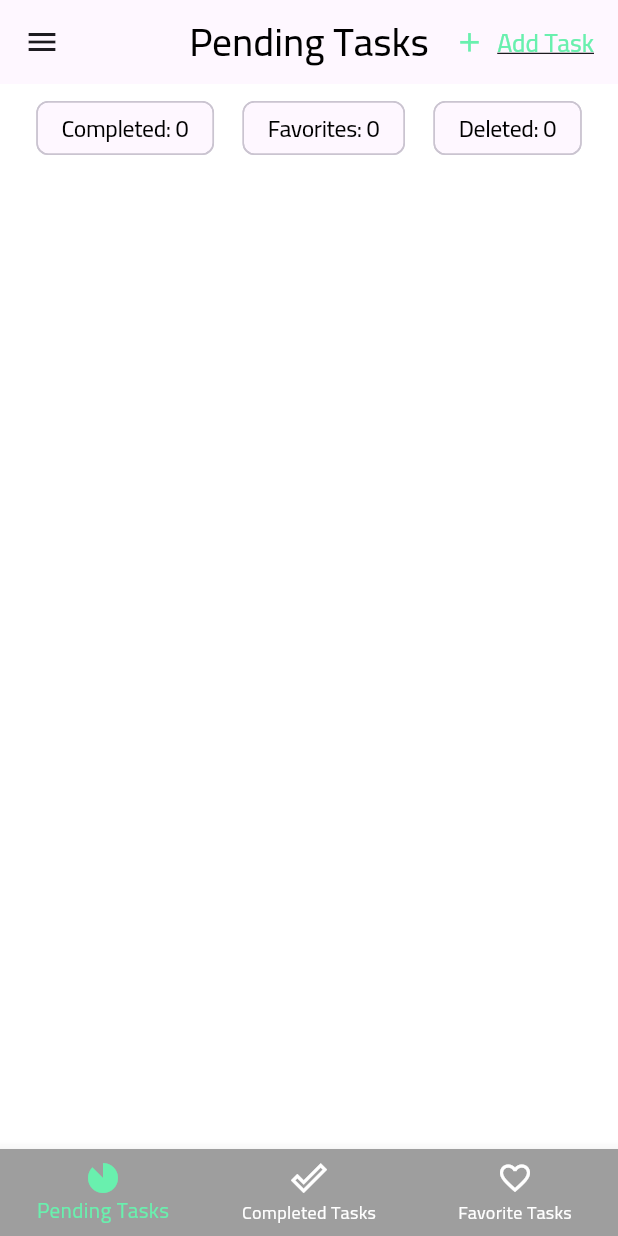
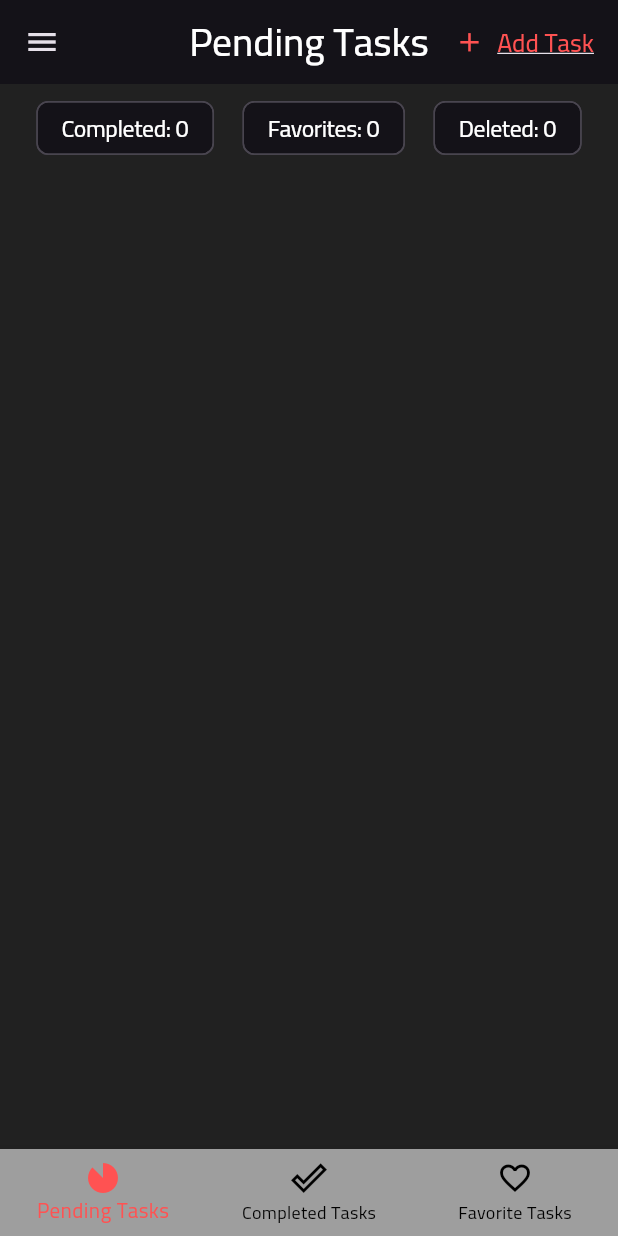
Before and after one commit to Mohamzeem/ToDo_App, a Flutter app: the screen it shows after launch, on a phone screen of 412 x 824 dp. Run offline on Flutter 3.47's test engine with Material 3 defaults, Android fonts, the phone set to English and light mode, and no system bars; our stand-ins replace equatable, flutter_bloc, flutter_screenutil, flutter_switch, get_it, hydrated_bloc.

Commit message:
update ios

```diff
--- a/lib/app_page.dart
+++ b/lib/app_page.dart
@@ -48,8 +48,8 @@ class MyApp extends StatelessWidget {
               title: 'ToDo',
               onGenerateRoute: AppRoutes().onGenerateRoute,
               theme: state.themeValue
-                  ? AppThemes().darkTheme()
-                  : AppThemes().lightTheme(),
+                  ? AppThemes().lightTheme()
+                  : AppThemes().darkTheme(),
               home: const TabsPage(),
             );
           },
--- a/lib/view/task/screens/completed_tasks_page.dart
+++ b/lib/view/task/screens/completed_tasks_page.dart
@@ -24,6 +24,7 @@ class CompletedTasksPage extends StatelessWidget {
             child: Column(
               children: [
                 ChipText(text: '${'tasks'.tr(context)}: ${tasksList.length}'),
+                SizedBox(height: 5.h),
                 TaskList(tasksList: tasksList),
               ],
             ),
--- a/lib/view/task/screens/favorite_tasks_page.dart
+++ b/lib/view/task/screens/favorite_tasks_page.dart
@@ -26,6 +26,7 @@ class FavoriteTasksPage extends StatelessWidget {
                 ChipText(
                     text:
                         '${'tasks'.tr(context)}: ${state.favoriteTasks.length}'),
+                SizedBox(height: 5.h),
                 TaskList(tasksList: tasksList),
               ],
             ),
--- a/lib/view/task/screens/pending_tasks_page.dart
+++ b/lib/view/task/screens/pending_tasks_page.dart
@@ -39,6 +39,7 @@ class PendingTasksPage extends StatelessWidget {
                             '${'deleted'.tr(context)}: ${state.removedTasks.length}'),
                   ],
                 ),
+                SizedBox(height: 5.h),
                 TaskList(tasksList: tasksList),
               ],
             ),
```
Also changed, not shown: lib/blocs/app_bloc/app_bloc.dart (+4 -4 lines), pubspec.yaml (+4 -3 lines), pubspec.lock, 11 other files.
